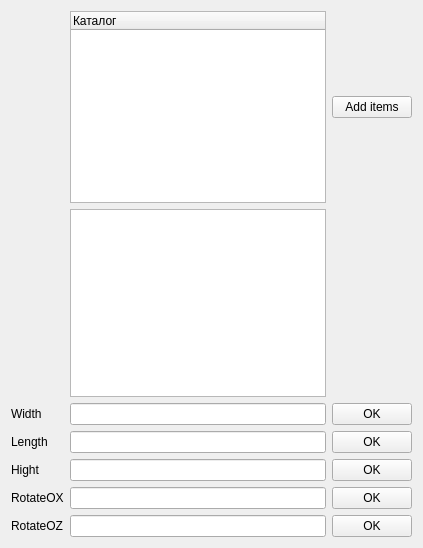
Tulenien/ComputerGraphics, file settings.ui: the form before one commit.
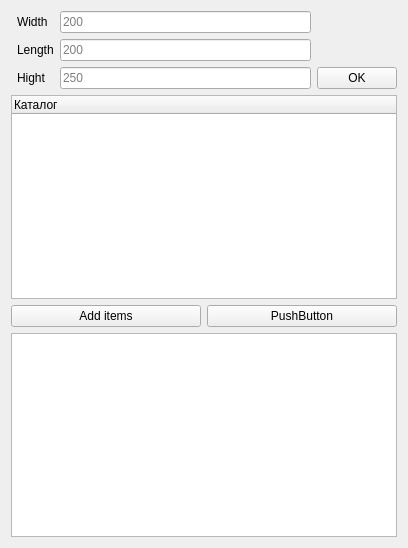
The form after the commit.

Commit message: Add transformations for item and scene size, test

The edit to the form file:
```diff
--- a/settings.ui
+++ b/settings.ui
@@ -14,92 +14,29 @@
    <string>Form</string>
   </property>
   <layout class="QGridLayout" name="gridLayout">
-   <item row="2" column="2">
-    <widget class="QPushButton" name="setWidth">
+   <item row="1" column="0" colspan="2">
+    <layout class="QGridLayout" name="gridLayout_2">
+     <item row="1" column="0">
+      <widget class="QPushButton" name="addItemsButton">
      <property name="text">
-      <string>OK</string>
+        <string>Add items</string>
      </property>
     </widget>
    </item>
-   <item row="10" column="1">
-    <widget class="QLineEdit" name="rotateOZField"/>
-   </item>
-   <item row="4" column="1">
-    <widget class="QLineEdit" name="lengthField"/>
-   </item>
-   <item row="9" column="0">
-    <widget class="QLabel" name="label">
+     <item row="1" column="1">
+      <widget class="QPushButton" name="pushButton">
      <property name="text">
-      <string>RotateOX</string>
+        <string>PushButton</string>
      </property>
     </widget>
    </item>
-   <item row="9" column="1">
-    <widget class="QLineEdit" name="rotateOXField"/>
-   </item>
-   <item row="2" column="1">
-    <widget class="QLineEdit" name="widthField"/>
-   </item>
-   <item row="5" column="0">
-    <widget class="QLabel" name="label_3">
-     <property name="text">
-      <string>Hight</string>
-     </property>
-    </widget>
-   </item>
-   <item row="2" column="0">
-    <widget class="QLabel" name="label_1">
-     <property name="text">
-      <string>Width</string>
-     </property>
-    </widget>
-   </item>
-   <item row="4" column="2">
-    <widget class="QPushButton" name="setLength">
-     <property name="text">
-      <string>OK</string>
-     </property>
-    </widget>
-   </item>
-   <item row="9" column="2">
-    <widget class="QPushButton" name="rotateOXbutton">
-     <property name="text">
-      <string>OK</string>
-     </property>
-    </widget>
-   </item>
-   <item row="10" column="0">
-    <widget class="QLabel" name="label_4">
-     <property name="text">
-      <string>RotateOZ</string>
-     </property>
-    </widget>
-   </item>
-   <item row="10" column="2">
-    <widget class="QPushButton" name="rotateOZbutton">
-     <property name="text">
-      <string>OK</string>
-     </property>
-    </widget>
-   </item>
-   <item row="5" column="2">
-    <widget class="QPushButton" name="setHight">
-     <property name="text">
-      <string>OK</string>
-     </property>
-    </widget>
-   </item>
-   <item row="4" column="0">
-    <widget class="QLabel" name="label_2">
-     <property name="text">
-      <string>Length</string>
-     </property>
-    </widget>
-   </item>
-   <item row="0" column="1">
+     <item row="3" column="0" colspan="2">
+      <widget class="QListWidget" name="ItemListWdt"/>
+     </item>
+     <item row="0" column="0" colspan="2">
     <widget class="QTreeWidget" name="itemCatalogWdt">
      <property name="sizePolicy">
-      <sizepolicy hsizetype="Fixed" vsizetype="Fixed">
+        <sizepolicy hsizetype="Expanding" vsizetype="Expanding">
        <horstretch>0</horstretch>
        <verstretch>0</verstretch>
       </sizepolicy>
@@ -111,18 +48,66 @@
      </column>
     </widget>
    </item>
-   <item row="5" column="1">
-    <widget class="QLineEdit" name="heightField"/>
+    </layout>
    </item>
-   <item row="0" column="2">
-    <widget class="QPushButton" name="addItemsButton">
-     <property name="text">
-      <string>Add items</string>
-     </property>
-    </widget>
-   </item>
+   <item row="0" column="1">
+    <layout class="QGridLayout" name="gridLayout_3">
    <item row="1" column="1">
-    <widget class="QListWidget" name="ItemListWdt"/>
+      <widget class="QLineEdit" name="lengthField">
+       <property name="inputMask">
+        <string/>
+       </property>
+       <property name="placeholderText">
+        <string>200</string>
+       </property>
+      </widget>
+     </item>
+     <item row="2" column="1">
+      <widget class="QLineEdit" name="heightField">
+       <property name="maxLength">
+        <number>32766</number>
+       </property>
+       <property name="placeholderText">
+        <string>250</string>
+       </property>
+      </widget>
+     </item>
+     <item row="0" column="1">
+      <widget class="QLineEdit" name="widthField">
+       <property name="placeholderText">
+        <string>200</string>
+       </property>
+      </widget>
+     </item>
+     <item row="2" column="0">
+      <widget class="QLabel" name="label_3">
+       <property name="text">
+        <string>Hight</string>
+       </property>
+      </widget>
+     </item>
+     <item row="1" column="0">
+      <widget class="QLabel" name="label_2">
+       <property name="text">
+        <string>Length</string>
+       </property>
+      </widget>
+     </item>
+     <item row="0" column="0">
+      <widget class="QLabel" name="label_1">
+       <property name="text">
+        <string>Width</string>
+       </property>
+      </widget>
+     </item>
+     <item row="2" column="2">
+      <widget class="QPushButton" name="setSceneSize">
+       <property name="text">
+        <string>OK</string>
+       </property>
+      </widget>
+     </item>
+    </layout>
    </item>
   </layout>
  </widget>
```
Lines whose indentation alone changed are shown as unchanged. The commit also changes 7 other files.
